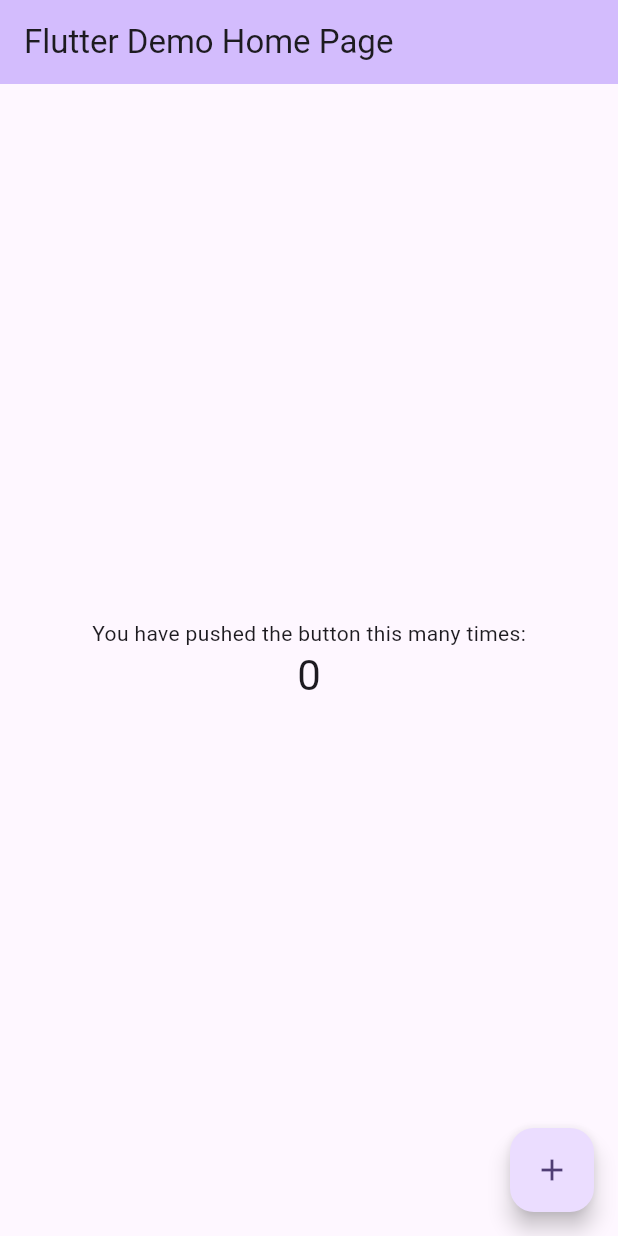
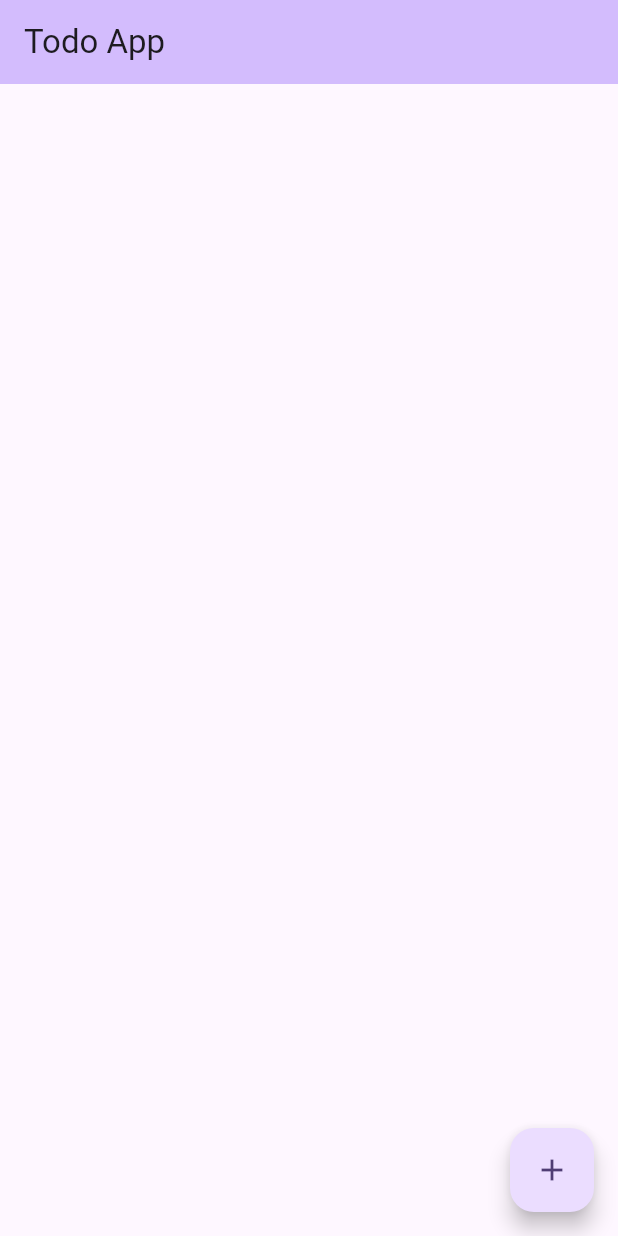
Before and after one commit to pxai/fluttertodostate, a Flutter app: the MyHomePage screen opened directly, on a phone screen of 412 x 824 dp. Run offline on Flutter 3.47's test engine with Material 3 defaults, Android fonts, the phone set to English and light mode, and no system bars; our stand-ins replace flutter_riverpod.

Commit message:
Ok, working todo

```diff
--- a/lib/main.dart
+++ b/lib/main.dart
@@ -1,122 +1,64 @@
 import 'package:flutter/material.dart';
+import 'package:flutter_riverpod/flutter_riverpod.dart';
+import 'add.dart';
+import 'models/todo.dart';
+import 'provider/todolist_provider.dart';
 
 void main() {
-  runApp(const MyApp());
+  runApp(ProviderScope(child: const MyApp()));
 }
 
-class MyApp extends StatelessWidget {
+class MyApp extends ConsumerWidget {
   const MyApp({super.key});
 
   // This widget is the root of your application.
   @override
-  Widget build(BuildContext context) {
+  Widget build(BuildContext context, WidgetRef ref) {
     return MaterialApp(
       title: 'Flutter Demo',
       theme: ThemeData(
-        // This is the theme of your application.
-        //
-        // TRY THIS: Try running your application with "flutter run". You'll see
-        // the application has a purple toolbar. Then, without quitting the app,
-        // try changing the seedColor in the colorScheme below to Colors.green
-        // and then invoke "hot reload" (save your changes or press the "hot
-        // reload" button in a Flutter-supported IDE, or press "r" if you used
-        // the command line to start the app).
-        //
-        // Notice that the counter didn't reset back to zero; the application
-        // state is not lost during the reload. To reset the state, use hot
-        // restart instead.
-        //
-        // This works for code too, not just values: Most code changes can be
-        // tested with just a hot reload.
         colorScheme: ColorScheme.fromSeed(seedColor: Colors.deepPurple),
         useMaterial3: true,
       ),
-      home: const MyHomePage(title: 'Flutter Demo Home Page'),
+      home: const MyHomePage(title: 'Todo App'),
     );
   }
 }
 
-class MyHomePage extends StatefulWidget {
+class MyHomePage extends ConsumerWidget {
   const MyHomePage({super.key, required this.title});
-
-  // This widget is the home page of your application. It is stateful, meaning
-  // that it has a State object (defined below) that contains fields that affect
-  // how it looks.
-
-  // This class is the configuration for the state. It holds the values (in this
-  // case the title) provided by the parent (in this case the App widget) and
-  // used by the build method of the State. Fields in a Widget subclass are
-  // always marked "final".
-
   final String title;
 
   @override
-  State<MyHomePage> createState() => _MyHomePageState();
-}
-
-class _MyHomePageState extends State<MyHomePage> {
-  int _counter = 0;
-
-  void _incrementCounter() {
-    setState(() {
-      // This call to setState tells the Flutter framework that something has
-      // changed in this State, which causes it to rerun the build method below
-      // so that the display can reflect the updated values. If we changed
-      // _counter without calling setState(), then the build method would not be
-      // called again, and so nothing would appear to happen.
-      _counter++;
-    });
-  }
-
-  @override
-  Widget build(BuildContext context) {
-    // This method is rerun every time setState is called, for instance as done
-    // by the _incrementCounter method above.
-    //
-    // The Flutter framework has been optimized to make rerunning build methods
-    // fast, so that you can just rebuild anything that needs updating rather
-    // than having to individually change instances of widgets.
+  Widget build(BuildContext context, WidgetRef ref) {
+    List<Todo> todos = ref.watch(todoListProvider);
     return Scaffold(
       appBar: AppBar(
-        // TRY THIS: Try changing the color here to a specific color (to
-        // Colors.amber, perhaps?) and trigger a hot reload to see the AppBar
-        // change color while the other colors stay the same.
         backgroundColor: Theme.of(context).colorScheme.inversePrimary,
-        // Here we take the value from the MyHomePage object that was created by
-        // the App.build method, and use it to set our appbar title.
-        title: Text(widget.title),
+        title: Text(title),
       ),
-      body: Center(
-        // Center is a layout widget. It takes a single child and positions it
-        // in the middle of the parent.
-        child: Column(
-          // Column is also a layout widget. It takes a list of children and
-          // arranges them vertically. By default, it sizes itself to fit its
-          // children horizontally, and tries to be as tall as its parent.
-          //
-          // Column has various properties to control how it sizes itself and
-          // how it positions its children. Here we use mainAxisAlignment to
-          // center the children vertically; the main axis here is the vertical
-          // axis because Columns are vertical (the cross axis would be
-          // horizontal).
-          //
-          // TRY THIS: Invoke "debug painting" (choose the "Toggle Debug Paint"
-          // action in the IDE, or press "p" in the console), to see the
-          // wireframe for each widget.
-          mainAxisAlignment: MainAxisAlignment.center,
-          children: <Widget>[
-            const Text(
-              'You have pushed the button this many times:',
+      body: ListView.builder(
+        itemCount: todos.length,
+        itemBuilder: (context, index) {
+          return ListTile(
+            title: Text(todos[index].content),
+            trailing: Checkbox(
+              value: todos[index].completed,
+              onChanged: (bool? value) {
+                ref.read(todoListProvider.notifier).completeTodo(todos[index]);
+              },
             ),
-            Text(
-              '$_counter',
-              style: Theme.of(context).textTheme.headlineMedium,
-            ),
-          ],
-        ),
+            onLongPress: () {
+              ref.read(todoListProvider.notifier).remove(todos[index].todoId);
+            },
+          );
+        },
       ),
       floatingActionButton: FloatingActionButton(
-        onPressed: _incrementCounter,
+        onPressed: () {
+          Navigator.of(context)
+              .push(MaterialPageRoute(builder: (context) => const AddTodo()));
+        },
         tooltip: 'Increment',
         child: const Icon(Icons.add),
       ), // This trailing comma makes auto-formatting nicer for build methods.
--- /dev/null
+++ b/lib/models/todo.dart
@@ -0,0 +1,17 @@
+import 'package:flutter/material.dart';
+
+class Todo {
+  final Key todoId;
+  final String content;
+  final bool completed;
+
+  Todo({
+    required this.todoId,
+    required this.content,
+    this.completed = false,
+  });
+
+  String toString() {
+    return 'Todo{todoId: $todoId, content: $content, completed: $completed}';
+  }
+}
--- /dev/null
+++ b/lib/provider/todolist_provider.dart
@@ -0,0 +1,35 @@
+import 'package:flutter/material.dart';
+import 'package:flutter_riverpod/flutter_riverpod.dart';
+import '/models/todo.dart';
+
+final todoListProvider = StateNotifierProvider<TodoListNotifier, List<Todo>>(
+    (ref) => TodoListNotifier());
+
+class TodoListNotifier extends StateNotifier<List<Todo>> {
+  TodoListNotifier() : super([]);
+
+  void add(String content) {
+    state = [
+      ...state,
+      Todo(todoId: UniqueKey(), content: content, completed: false)
+    ];
+    print("Current state: $state");
+  }
+
+  void completeTodo(Todo todo) {
+    state = [
+      for (final item in state)
+        if (item.todoId == todo.todoId)
+          Todo(
+              todoId: todo.todoId,
+              content: todo.content,
+              completed: !todo.completed)
+        else
+          item
+    ];
+  }
+
+  void remove(Key todoId) {
+    state = state.where((element) => element.todoId != todoId).toList();
+  }
+}
--- a/pubspec.yaml
+++ b/pubspec.yaml
@@ -31,6 +31,7 @@ dependencies:
   flutter:
     sdk: flutter
 
+  flutter_riverpod: ^2.4.10
 
   # The following adds the Cupertino Icons font to your application.
   # Use with the CupertinoIcons class for iOS style icons.
```
Also changed, not shown: lib/add.dart (added, +32 -0 lines), pubspec.lock.
